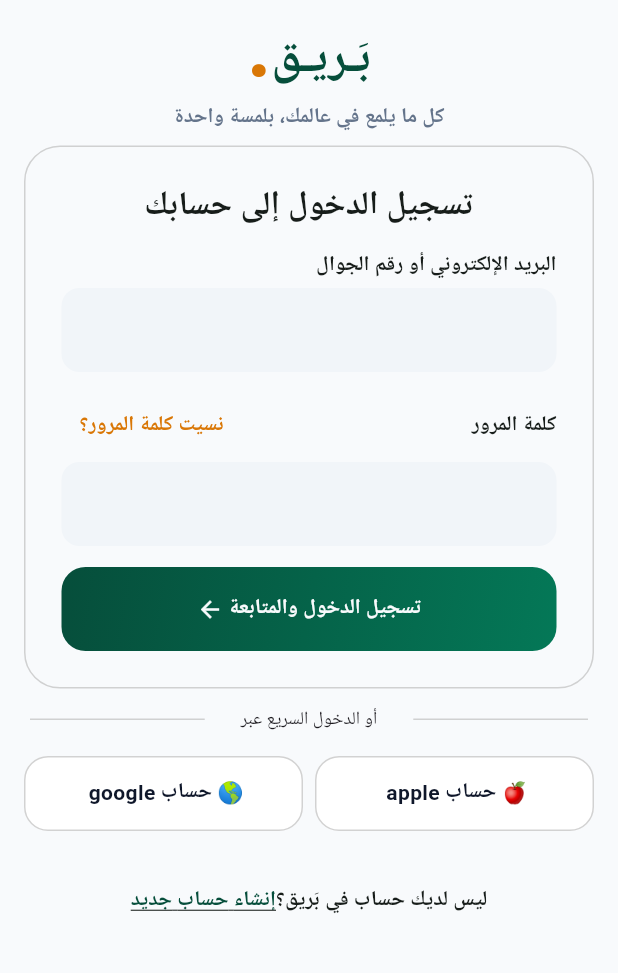
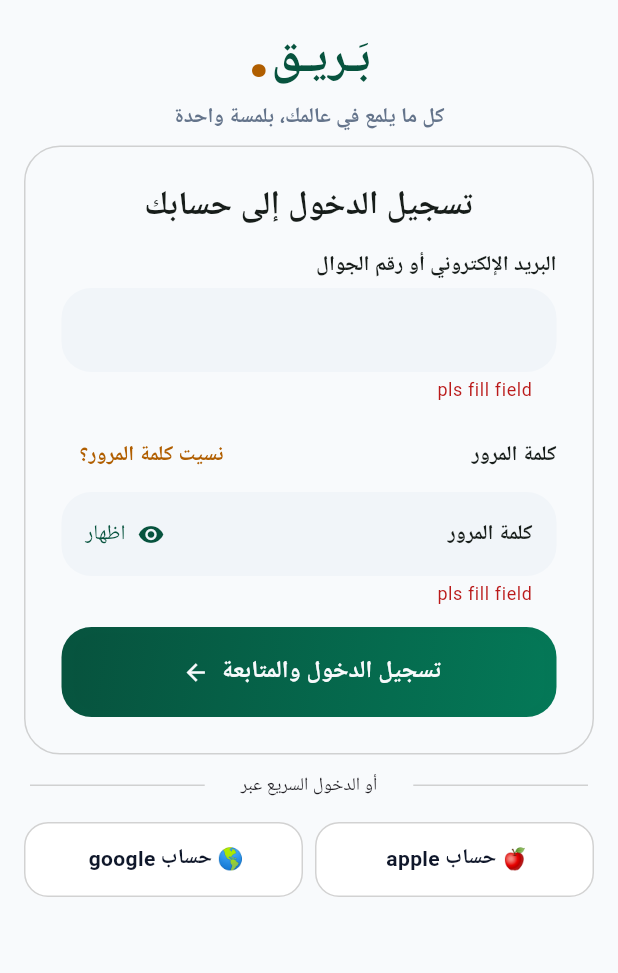
Before and after one commit to laithkharroub743-cloud/bareeq, a Flutter app: the screen it shows after launch, after a tap on "تسجيل الدخول والمتابعة", on a phone screen of 412 x 824 dp, the part 258-1231 px from its top. Run offline on Flutter 3.47's test engine with Material 3 defaults, Android fonts, the phone set to English and light mode, and no system bars; our stand-ins replace flutter_svg, google_fonts; Roboto replaces fonts that are missing (Cairo).

Commit message:
crating Textcontrollers and create the sign up screen using Form

```diff
--- a/lib/core/theme/app_colors.dart
+++ b/lib/core/theme/app_colors.dart
@@ -1,10 +1,10 @@
 import 'package:flutter/material.dart';
 
 class AppColors {
-  static const primary = Color(0xFF064E3B);
+  static const primary = Color.fromARGB(255, 7, 83, 62);
   static const primaryLight = Color(0xFF047857);
-  static const accent = Color(0xFFD97706);
-  static const accentLight = Color(0xFFFDE68A);
+  static const accent = Color.fromARGB(255, 176, 94, 0);
+  static const accentLight = Color.fromARGB(255, 243, 171, 27);
   static const dark = Color(0xFF0F172A);
   static const muted = Color(0xFF64748B);
   static const surface = Color(0xFFF8FAFC);
--- a/lib/core/theme/app_theme.dart
+++ b/lib/core/theme/app_theme.dart
@@ -21,17 +21,26 @@
       fillColor: Color(0xFFF1F5F9),
       border: OutlineInputBorder(
         borderSide: BorderSide.none,
-        borderRadius: BorderRadius.circular(12),
+        borderRadius: BorderRadius.circular(20),
       ),
       enabledBorder: OutlineInputBorder(
         borderSide: BorderSide.none,
-        borderRadius: BorderRadius.circular(12),
+        borderRadius: BorderRadius.circular(20),
       ),
       focusedBorder: OutlineInputBorder(
-        borderRadius: BorderRadius.circular(12),
+        borderRadius: BorderRadius.circular(20),
         borderSide: const BorderSide(color: Color(0xFF064E3B), width: 1.5),
       ),
     ),
     scaffoldBackgroundColor: AppColors.surface,
+    elevatedButtonTheme: ElevatedButtonThemeData(
+      style: ElevatedButton.styleFrom(
+        shadowColor: Colors.transparent,
+        backgroundColor: Colors.transparent,
+        shape: RoundedRectangleBorder(
+          borderRadius: BorderRadiusGeometry.circular(20),
+        ),
+      ),
+    ),
   );
 }
--- /dev/null
+++ b/lib/core/utils/validators.dart
@@ -0,0 +1,35 @@
+String? validateEmail(String? email) {
+  if (email == null || email.trim().isEmpty) return 'pls fill field';
+  if (email.contains('@') && email.contains('.')) {
+    return null;
+  } else {
+    return 'pls add a @ or . to you email';
+  }
+}
+
+String? validatePassword(String? password) {
+  if (password == null || password.trim().isEmpty) return 'pls fill field';
+  if (password.length >= 8) {
+    return null;
+  } else {
+    return 'password must be at least 8 charcters';
+  }
+}
+
+String? validatePhone(String? phone) {
+  if (phone == null || phone.trim().isEmpty) return 'pls fill field';
+  if (phone.length == 8 && phone[0] + phone[1] == '05') {
+    return null;
+  } else {
+    return 'phone number must be 10 degits long and start with 05';
+  }
+}
+
+String? validateFullName(String? fullName) {
+  if (fullName == null || fullName.trim().isEmpty) return 'pls fill field';
+  if (fullName.contains(' ')) {
+    return null;
+  } else {
+    return 'pls enter full name';
+  }
+}
--- /dev/null
+++ b/lib/core/widgets/bareeq_logo.dart
@@ -0,0 +1,40 @@
+import 'package:bareeq/core/theme/app_colors.dart';
+import 'package:flutter/material.dart';
+import 'package:flutter_svg/flutter_svg.dart';
+
+class BareeqLogo extends StatelessWidget {
+  const BareeqLogo({super.key, this.width =100, this.height =100});
+  final double width;
+  final double height;
+  @override
+  Widget build(BuildContext context) {
+    return Column(
+      children: [
+        SvgPicture.asset(
+          'lib/assets/icon/bareeq-logo.svg',
+          width: width,
+          height: height,
+        ),
+        Text.rich(
+          TextSpan(
+            children: [
+              TextSpan(
+                text: 'بَـريـق',
+                style: Theme.of(context).textTheme.headlineLarge!.copyWith(
+                  color: AppColors.primary,
+                  fontWeight: FontWeight.bold,
+                ),
+              ),
+              TextSpan(
+                text: '.',
+                style: Theme.of(
+                  context,
+                ).textTheme.displayLarge!.copyWith(color: AppColors.accent),
+              ),
+            ],
+          ),
+        ),
+      ],
+    );
+  }
+}
--- /dev/null
+++ b/lib/core/widgets/gradient_button.dart
@@ -0,0 +1,50 @@
+import 'package:bareeq/core/theme/app_colors.dart';
+import 'package:flutter/material.dart';
+
+class GradientButton extends StatelessWidget {
+  const GradientButton({
+    super.key,
+    required this.label,
+    required this.onPressed,
+    this.gradient = AppColors.greenGradient,
+    this.loading = false,
+    this._iconData,
+  });
+  final String label;
+  final void Function() onPressed;
+  final LinearGradient gradient;
+  final bool loading;
+  final IconData? _iconData;
+  @override
+  Widget build(BuildContext context) {
+    return DecoratedBox(
+      decoration: BoxDecoration(
+        shape: BoxShape.rectangle,
+        borderRadius: BorderRadius.circular(16),
+        gradient: gradient,
+      ),
+      child: SizedBox(
+        height: 52,
+        width: double.infinity,
+        child: Align(
+          alignment: AlignmentGeometry.center,
+          child: TextButton.icon(
+            onPressed: loading ? () {} : onPressed,
+
+            label: loading
+                ? CircularProgressIndicator()
+                : Text(
+                    label,
+                    style: Theme.of(
+                      context,
+                    ).textTheme.bodyLarge!.copyWith(color: AppColors.surface),
+                    textAlign: TextAlign.center,
+                  ),
+            icon: Icon(loading ? null : _iconData, color: AppColors.surface),
+            iconAlignment: IconAlignment.end,
+          ),
+        ),
+      ),
+    );
+  }
+}
--- /dev/null
+++ b/lib/core/widgets/password_field.dart
@@ -0,0 +1,51 @@
+import 'package:bareeq/core/utils/validators.dart';
+import 'package:flutter/material.dart';
+
+class PasswordField extends StatefulWidget {
+  const PasswordField({
+    super.key,
+    required this._passwordController,
+    this.hintText = const Text('كلمة المرور'),
+  });
+
+  final TextEditingController _passwordController;
+  final Widget? hintText;
+
+  @override
+  State<PasswordField> createState() {
+    return _PasswordFieldState();
+  }
+}
+
+class _PasswordFieldState extends State<PasswordField> {
+  @override
+  void dispose() {
+    widget._passwordController.dispose();
+    super.dispose();
+  }
+
+  bool obsecureText = true;
+  @override
+  Widget build(BuildContext context) {
+    return TextFormField(
+      textInputAction: TextInputAction.next,
+      validator: (password) => validatePassword(password),
+      controller: widget._passwordController,
+      decoration: InputDecoration(
+        hint: widget.hintText,
+        suffixIcon: TextButton.icon(
+          label: Text(obsecureText ? 'اظهار' : 'اخفاء'),
+          icon: Icon(
+            obsecureText ? Icons.visibility : Icons.visibility_off,
+          ),
+          onPressed: () {
+            setState(() {
+              obsecureText = !obsecureText;
+            });
+          },
+        ),
+      ),
+      obscureText: obsecureText,
+    );
+  }
+}
--- a/lib/main.dart
+++ b/lib/main.dart
@@ -19,6 +19,7 @@
         GlobalCupertinoLocalizations.delegate,
         GlobalWidgetsLocalizations.delegate,
       ],
+      locale: Locale('ar'),
       supportedLocales: [Locale('ar')],
 
       home: LoginScreen(),
--- a/lib/screens/login_screen.dart
+++ b/lib/screens/login_screen.dart
@@ -1,6 +1,11 @@
 import 'package:bareeq/core/theme/app_colors.dart';
+import 'package:bareeq/core/utils/validators.dart';
+import 'package:bareeq/core/widgets/bareeq_logo.dart';
+import 'package:bareeq/core/widgets/gradient_button.dart';
+import 'package:bareeq/core/widgets/password_field.dart';
+import 'package:bareeq/screens/signup_screen.dart';
+import 'package:flutter/gestures.dart';
 import 'package:flutter/material.dart';
-import 'package:flutter_svg/svg.dart';
 
 class LoginScreen extends StatefulWidget {
   const LoginScreen({super.key});
@@ -9,19 +14,47 @@
 }
 
 class _LoginScreenState extends State<LoginScreen> {
+  final _formKey = GlobalKey<FormState>();
   late TextEditingController _emailController;
   late TextEditingController _passwordController;
+
+  bool _isLoading = false;
   @override
   void initState() {
     super.initState();
+
     _emailController = TextEditingController();
     _passwordController = TextEditingController();
+  }
+
+  @override
+  void dispose() {
+    _emailController.dispose();
+    _passwordController.dispose();
+    super.dispose();
+  }
+
+  void handleLogin() async {
+    if (_formKey.currentState!.validate()) {
+      setState(() {
+        _isLoading = true;
+      });
+      await Future.delayed(const Duration(seconds: 2));
+      if (!mounted) return;
+      setState(() {
+        _isLoading = false;
+      });
+      ScaffoldMessenger.of(
+        context,
+      ).showSnackBar(SnackBar(content: Text('تم تسجيل الدخول')));
+    }
   }
 
   @override
   Widget build(BuildContext context) {
     return Scaffold(
       appBar: AppBar(
+        automaticallyImplyLeading: false,
         actionsPadding: EdgeInsetsDirectional.all(8),
         actions: [
           Container(
@@ -67,30 +100,7 @@
             Column(
               mainAxisAlignment: MainAxisAlignment.center,
               children: [
-                SvgPicture.asset(
-                  'lib/assets/icon/bareeq-logo.svg',
-                  width: 100,
-                  height: 100,
-                ),
-                Text.rich(
-                  TextSpan(
-                    children: [
-                      TextSpan(
-                        text: 'بَـريـق',
-                        style: Theme.of(context).textTheme.headlineLarge!
-                            .copyWith(
-                              color: AppColors.primary,
-                              fontWeight: FontWeight.bold,
-                            ),
-                      ),
-                      TextSpan(
-                        text: '.',
-                        style: Theme.of(context).textTheme.displayLarge!
-                            .copyWith(color: AppColors.accent),
-                      ),
-                    ],
-                  ),
-                ),
+                BareeqLogo(),
                 SizedBox(height: 4),
                 Text(
                   'كل ما يلمع في عالمك، بلمسة واحدة',
@@ -110,6 +120,8 @@
               ),
               child: Padding(
                 padding: const EdgeInsets.all(8.0),
+                child: Form(
+                  key: _formKey,
                   child: Column(
                     crossAxisAlignment: CrossAxisAlignment.start,
                     children: [
@@ -125,7 +137,11 @@
                         style: Theme.of(context).textTheme.bodyMedium,
                       ),
                       SizedBox(height: 4),
-                    TextField(controller: _emailController),
+                      TextFormField(
+                        textInputAction: TextInputAction.next,
+                        controller: _emailController,
+                        validator: (email) => validateEmail(email),
+                      ),
                       SizedBox(height: 12),
                       SizedBox(
                         width: MediaQuery.of(context).size.width,
@@ -147,7 +163,7 @@
                           ],
                         ),
                       ),
-                    TextField(controller: _passwordController),
+                      PasswordField(passwordController: _passwordController),
                       SizedBox(height: 14),
                       Container(
                         padding: EdgeInsetsDirectional.symmetric(
@@ -156,32 +172,18 @@
                         ),
                         decoration: BoxDecoration(
                           shape: BoxShape.rectangle,
-                        borderRadius: BorderRadius.circular(16),
+                          borderRadius: BorderRadius.circular(20),
                           gradient: AppColors.greenGradient,
                         ),
-                      child: ElevatedButton(
-                        style: ElevatedButton.styleFrom(
-                          shadowColor: Colors.transparent,
-                          backgroundColor: Colors.transparent,
-                          shape: RoundedRectangleBorder(
-                            borderRadius: BorderRadiusGeometry.circular(16),
-                          ),
-                        ),
-                        onPressed: () {},
-                        child: Row(
-                          mainAxisAlignment: MainAxisAlignment.center,
-                          children: [
-                            Text(
-                              'تسجيل الدخول والمتابعة ',
-                              style: Theme.of(context).textTheme.bodyMedium!
-                                  .copyWith(color: AppColors.surface),
-                            ),
-                            Icon(Icons.arrow_forward, color: AppColors.surface),
-                          ],
-                        ),
+                        child: GradientButton(
+                          loading: _isLoading,
+                          iconData: Icons.arrow_forward,
+                          label: 'تسجيل الدخول والمتابعة',
+                          onPressed: handleLogin,
                         ),
                       ),
                     ],
+                  ),
                 ),
               ),
             ),
@@ -283,6 +285,14 @@
                       decoration: TextDecoration.underline,
                       color: AppColors.primary,
                     ),
+                    recognizer: TapGestureRecognizer()
+                      ..onTap = () {
+                        Navigator.of(context).push(
+                          MaterialPageRoute(
+                            builder: (context) => SignupScreen(),
+                          ),
+                        );
+                      },
                   ),
                 ],
               ),
```
Also changed, not shown: lib/core/theme/app_decoration.dart (added, +10 -0 lines), lib/screens/signup_screen.dart (added, +268 -0 lines). Lines whose indentation alone changed are shown as unchanged.
